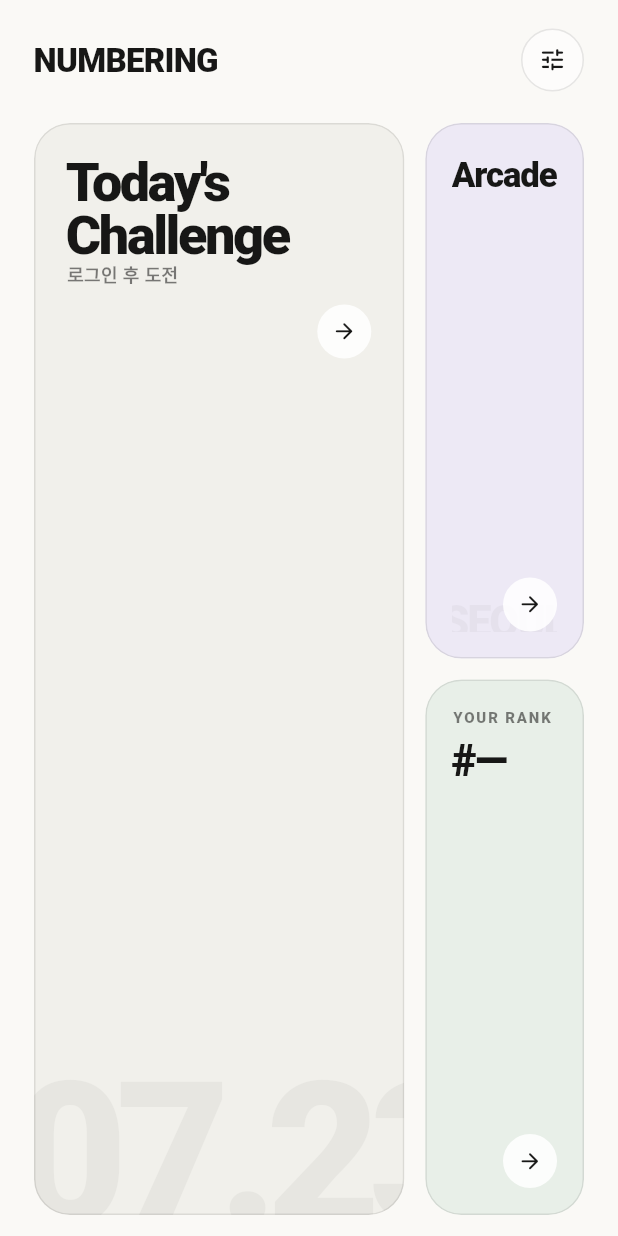
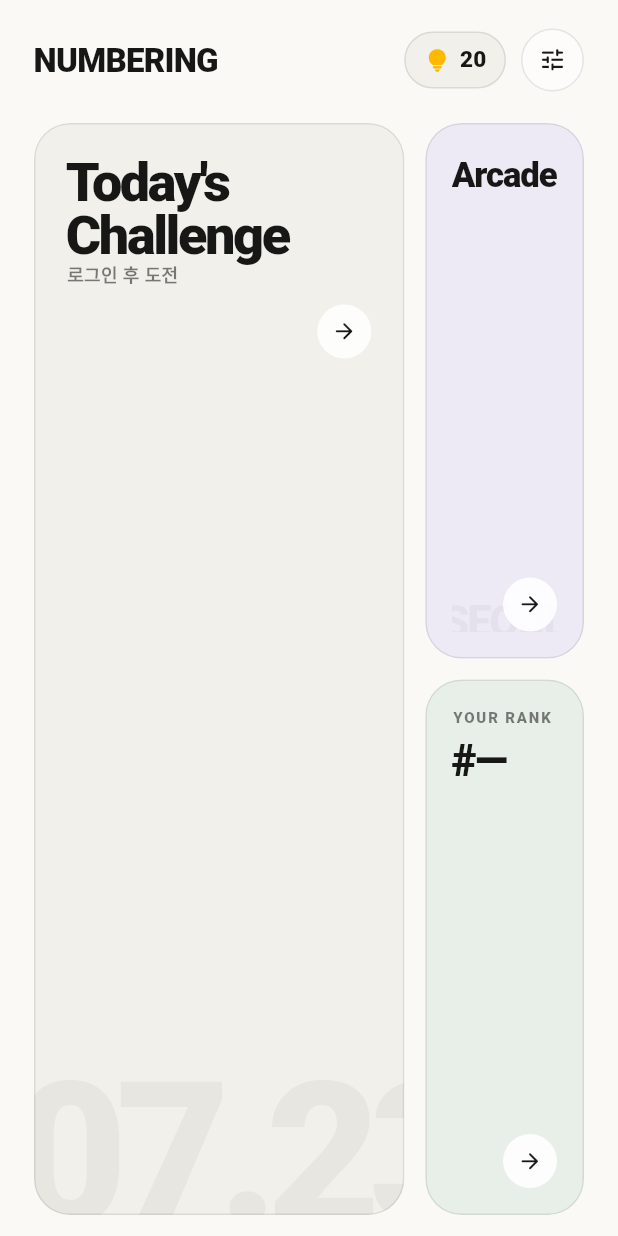
Before and after one commit to XuTuX/numbering_flutter, a Flutter app: the screen it shows after launch, on a phone screen of 412 x 824 dp. Run offline on Flutter 3.47's test engine with Material 3 defaults, Android fonts, the phone set to English and light mode, and no system bars; our stand-ins replace audioplayers, get, google_fonts, google_mobile_ads, google_sign_in, shared_preferences and 2 more; missing offline and left inert: dart:html; accounts and stored records are empty.

Commit message:
힌트개수 연동시켜야함 그리고 오늘의퍼즐 이거 옮긴거 저장된 상태로 옮겨야함

```diff
--- a/lib/game/numbering/numbering_game_page.dart
+++ b/lib/game/numbering/numbering_game_page.dart
@@ -17,7 +17,9 @@ import 'package:numbering/game/numbering/numbering_models.dart';
 import 'package:numbering/game/numbering/numbering_random.dart';
 import 'package:numbering/game/numbering/numbering_visuals.dart';
 import 'package:numbering/services/auth_service.dart';
+import 'package:numbering/services/hint_service.dart';
 import 'package:numbering/services/numbering_score_service.dart';
+import 'package:numbering/utils/app_snackbar.dart';
 import 'package:numbering/screens/ranking/ranking_screen.dart';
 
 part 'views/level_play_view.dart';
--- a/lib/main.dart
+++ b/lib/main.dart
@@ -9,6 +9,7 @@ import 'package:numbering/l10n/app_translations.dart';
 import 'package:numbering/screens/home/home_screen.dart';
 import 'package:numbering/services/auth_service.dart';
 import 'package:numbering/services/numbering_score_service.dart';
+import 'package:numbering/services/hint_service.dart';
 import 'package:numbering/services/settings_service.dart';
 import 'package:numbering/services/ad_service.dart';
 import 'package:numbering/services/audio_service.dart';
@@ -36,6 +37,7 @@ void main() async {
   ]);
   final settingsService = await SettingsService().init();
   final levelProgressService = await LevelProgressService().init();
+  final hintService = await HintService().init();
   await AudioService().initialize(
     isBgmEnabled: settingsService.isBgmOn.value,
     isSfxEnabled: settingsService.isSfxOn.value,
@@ -75,6 +77,7 @@ void main() async {
       NumberingApp(
         settingsService: settingsService,
         levelProgressService: levelProgressService,
+        hintService: hintService,
         authClient: authClient,
       ),
     );
@@ -116,11 +119,13 @@ void _installGlobalErrorHandlers() {
 class AppBinding extends Bindings {
   final SettingsService settingsService;
   final LevelProgressService levelProgressService;
+  final HintService hintService;
   final SupabaseClient? authClient;
 
   AppBinding({
     required this.settingsService,
     required this.levelProgressService,
+    required this.hintService,
     required this.authClient,
   });
 
@@ -135,18 +140,21 @@ class AppBinding extends Bindings {
     }
     Get.put<SettingsService>(settingsService, permanent: true);
     Get.put<LevelProgressService>(levelProgressService, permanent: true);
+    Get.put<HintService>(hintService, permanent: true);
   }
 }
 
 class NumberingApp extends StatelessWidget {
   final SettingsService settingsService;
   final LevelProgressService levelProgressService;
+  final HintService hintService;
   final SupabaseClient? authClient;
 
   const NumberingApp({
     super.key,
     required this.settingsService,
     required this.levelProgressService,
+    required this.hintService,
     required this.authClient,
   });
 
@@ -159,6 +167,7 @@ class NumberingApp extends StatelessWidget {
       initialBinding: AppBinding(
         settingsService: settingsService,
         levelProgressService: levelProgressService,
+        hintService: hintService,
         authClient: authClient,
       ),
       navigatorKey: Get.key, // GetX 글로벌 키 설정
--- a/lib/screens/home/home_screen.dart
+++ b/lib/screens/home/home_screen.dart
@@ -9,6 +9,9 @@ import 'package:numbering/services/auth_service.dart';
 import 'package:numbering/services/audio_service.dart';
 import 'package:numbering/services/database_models.dart';
 import 'package:numbering/services/numbering_score_service.dart';
+
+import 'package:numbering/services/hint_service.dart';
+import 'package:numbering/utils/app_snackbar.dart';
 
 import 'home_screen_flows.dart';
 import 'widgets/home_screen_content.dart';
@@ -52,6 +55,18 @@ class _HomeScreenState extends State<HomeScreen> with WidgetsBindingObserver {
       unawaited(_loadDailyChallenge());
       unawaited(_loadRankingSummary());
       unawaited(AudioService().startHomeBGM());
+
+      if (Get.isRegistered<HintService>()) {
+        final hintService = Get.find<HintService>();
+        if (hintService.justReceivedAttendanceBonus.value) {
+          hintService.justReceivedAttendanceBonus.value = false;
+          showAppSnackBar(
+            title: '출석 보상',
+            message: '오늘의 출석 보상! 힌트 +3개가 추가되었습니다. 💡',
+            icon: Icons.lightbulb_rounded,
+          );
+        }
+      }
     });
   }
 
@@ -70,6 +85,19 @@ class _HomeScreenState extends State<HomeScreen> with WidgetsBindingObserver {
     switch (state) {
       case AppLifecycleState.resumed:
         unawaited(AudioService().resumeBGMIfNeeded());
+        if (Get.isRegistered<HintService>()) {
+          final hintService = Get.find<HintService>();
+          hintService.checkDailyAttendance().then((_) {
+            if (hintService.justReceivedAttendanceBonus.value && mounted) {
+              hintService.justReceivedAttendanceBonus.value = false;
+              showAppSnackBar(
+                title: '출석 보상',
+                message: '오늘의 출석 보상! 힌트 +3개가 추가되었습니다. 💡',
+                icon: Icons.lightbulb_rounded,
+              );
+            }
+          });
+        }
         break;
       case AppLifecycleState.inactive:
       case AppLifecycleState.hidden:
--- a/lib/screens/home/widgets/home_screen_content.dart
+++ b/lib/screens/home/widgets/home_screen_content.dart
@@ -4,6 +4,7 @@ import 'package:get/get.dart';
 import 'package:numbering/screens/home/arcade_screen.dart';
 import 'package:numbering/theme/app_colors.dart';
 import 'package:numbering/utils/kst_clock.dart';
+import 'package:numbering/services/hint_service.dart';
 import 'package:numbering/services/numbering_score_service.dart';
 
 part 'home_screen_content_components.dart';
--- a/lib/screens/home/widgets/home_screen_content_components.dart
+++ b/lib/screens/home/widgets/home_screen_content_components.dart
@@ -305,12 +305,67 @@ class _HomeHeader extends StatelessWidget {
               ),
             ),
           ),
+          const _HomeHeaderHintBadge(),
+          const SizedBox(width: 10),
           _HeaderIconButton(
             tooltip: 'Settings',
             icon: Icons.tune_rounded,
             onTap: onSettingsTap,
           ),
         ],
+      ),
+    );
+  }
+}
+
+class _HomeHeaderHintBadge extends StatelessWidget {
+  const _HomeHeaderHintBadge();
+
+  @override
+  Widget build(BuildContext context) {
+    if (!Get.isRegistered<HintService>()) {
+      return const _HintBadge(hints: 20);
+    }
+    final hintService = Get.find<HintService>();
+    return Obx(() => _HintBadge(hints: hintService.hints.value));
+  }
+}
+
+class _HintBadge extends StatelessWidget {
+  const _HintBadge({required this.hints});
+  final int hints;
+
+  @override
+  Widget build(BuildContext context) {
+    return Tooltip(
+      message: '보유 힌트 (매일 출석 시 +3개)',
+      child: Container(
+        height: 38,
+        padding: const EdgeInsets.symmetric(horizontal: 12),
+        decoration: BoxDecoration(
+          color: _challengeSurface,
+          borderRadius: BorderRadius.circular(19),
+          border: Border.all(color: _homeBorder),
+        ),
+        child: Row(
+          mainAxisSize: MainAxisSize.min,
+          children: [
+            const Icon(
+              Icons.lightbulb_rounded,
+              size: 18,
+              color: Color(0xFFFFB800),
+            ),
+            const SizedBox(width: 6),
+            Text(
+              '$hints',
+              style: const TextStyle(
+                color: _homeInk,
+                fontSize: 15,
+                fontWeight: FontWeight.w900,
+              ),
+            ),
+          ],
+        ),
       ),
     );
   }
--- /dev/null
+++ b/lib/services/hint_service.dart
@@ -0,0 +1,56 @@
+import 'package:get/get.dart';
+import 'package:numbering/utils/kst_clock.dart';
+import 'package:shared_preferences/shared_preferences.dart';
+
+class HintService extends GetxService {
+  static const String _keyHints = 'user_hint_count';
+  static const String _keyLastAttendanceDate = 'hint_last_attendance_date';
+  static const int initialHints = 20;
+  static const int dailyBonus = 3;
+
+  late SharedPreferences _prefs;
+  final RxInt hints = initialHints.obs;
+  final RxBool justReceivedAttendanceBonus = false.obs;
+
+  Future<HintService> init() async {
+    _prefs = await SharedPreferences.getInstance();
+
+    if (!_prefs.containsKey(_keyHints)) {
+      await _prefs.setInt(_keyHints, initialHints);
+      await _prefs.setString(_keyLastAttendanceDate, KstClock.currentDateKey());
+      hints.value = initialHints;
+    } else {
+      hints.value = _prefs.getInt(_keyHints) ?? initialHints;
+      await checkDailyAttendance();
+    }
+
+    return this;
+  }
+
+  Future<void> checkDailyAttendance() async {
+    final todayStr = KstClock.currentDateKey();
+    final lastDate = _prefs.getString(_keyLastAttendanceDate);
+
+    if (lastDate != todayStr) {
+      final newCount = hints.value + dailyBonus;
+      hints.value = newCount;
+      await _prefs.setInt(_keyHints, newCount);
+      await _prefs.setString(_keyLastAttendanceDate, todayStr);
+      justReceivedAttendanceBonus.value = true;
+    }
+  }
+
+  bool get hasHints => hints.value > 0;
+
+  Future<bool> useHint() async {
+    if (hints.value <= 0) return false;
+    hints.value -= 1;
+    await _prefs.setInt(_keyHints, hints.value);
+    return true;
+  }
+
+  Future<void> addHints(int amount) async {
+    hints.value += amount;
+    await _prefs.setInt(_keyHints, hints.value);
+  }
+}
```
Also changed, not shown: lib/game/numbering/views/level_play_view.dart (+40 -7 lines), 2 other files.
